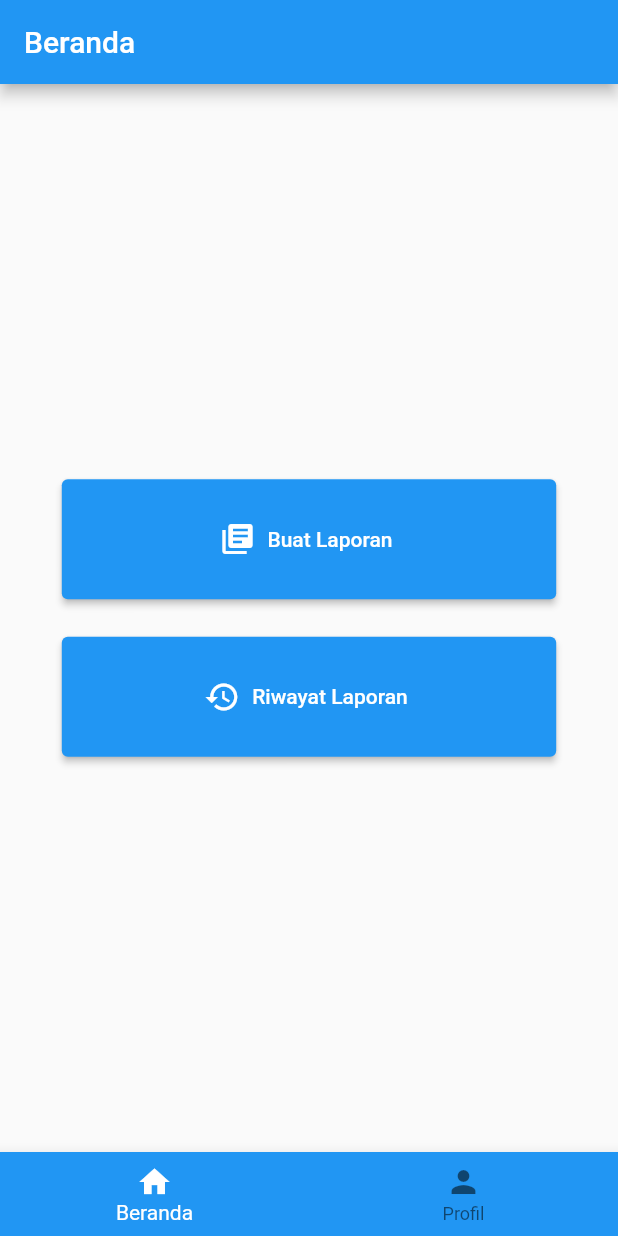
After one commit to AzMy27/frontend-test, a Flutter app: the screen it shows after launch, on a phone screen of 412 x 824 dp. The commit adds this screen. Run offline on Flutter 3.47's test engine with Material 3 defaults, Android fonts, the phone set to English and light mode, and no system bars; our stand-ins replace image_picker, velocity_x.

Commit message:
menambah navigasi

```diff
--- a/lib/config/config.dart
+++ b/lib/config/config.dart
@@ -1,3 +1,3 @@
-final url = 'http://192.168.0.9:3000/';
+final url = 'http://192.168.0.9:9000/';
 final addReport = url + 'reports';
-final testReport = 'http://10.0.2.2:3000/reports';
+// final testReport = 'http://10.0.2.2:3000/reports';
--- a/lib/main.dart
+++ b/lib/main.dart
@@ -1,4 +1,4 @@
-import 'package:android_fe/screen/report_page.dart';
+import 'package:android_fe/routers.dart';
 import 'package:flutter/material.dart';
 
 void main() {
@@ -14,10 +14,18 @@ class MyApp extends StatelessWidget {
       title: 'Flutter Demo',
       debugShowCheckedModeBanner: false,
       theme: ThemeData(
-        colorScheme: ColorScheme.fromSeed(seedColor: Colors.deepPurple),
-        useMaterial3: true,
+        colorScheme: ColorScheme.fromSeed(
+          seedColor: Colors.blue,
+          primary: Colors.blue,
+        ),
+        appBarTheme: AppBarTheme(
+          backgroundColor: Colors.blue,
+          foregroundColor: Colors.white,
+        ),
+        useMaterial3: false,
       ),
-      home: const ReportPage(),
+      // home: const ReportPage(),
+      home: const RoutersPage(),
     );
   }
 }
--- /dev/null
+++ b/lib/page/home_page.dart
@@ -0,0 +1,62 @@
+import 'package:android_fe/page/history_page.dart';
+import 'package:android_fe/screen/report_page.dart';
+import 'package:flutter/material.dart';
+import 'package:velocity_x/velocity_x.dart';
+
+class HomePage extends StatefulWidget {
+  const HomePage({super.key});
+
+  @override
+  State<HomePage> createState() => _HomePageState();
+}
+
+class _HomePageState extends State<HomePage> {
+  @override
+  Widget build(BuildContext context) {
+    return SafeArea(
+      child: Scaffold(
+        appBar: AppBar(
+          title: const Text('Beranda'),
+        ),
+        body: Container(
+          width: MediaQuery.of(context).size.width,
+          height: MediaQuery.of(context).size.height,
+          child: Center(
+            child: SingleChildScrollView(
+              child: Column(
+                mainAxisAlignment: MainAxisAlignment.center,
+                children: <Widget>[
+                  SizedBox(
+                    width: MediaQuery.of(context).size.width * 0.8,
+                    height: 80,
+                    child: ElevatedButton.icon(
+                      onPressed: () {
+                        Navigator.push(context, MaterialPageRoute(builder: (context) => const ReportPage()));
+                      },
+                      icon: const Icon(Icons.library_books),
+                      label: const Text('Buat Laporan'),
+                    ),
+                  ),
+                  SizedBox(
+                    height: 25,
+                  ),
+                  SizedBox(
+                    width: MediaQuery.of(context).size.width * 0.8,
+                    height: 80,
+                    child: ElevatedButton.icon(
+                      onPressed: () {
+                        Navigator.push(context, MaterialPageRoute(builder: (context) => const HistoryPage()));
+                      },
+                      icon: const Icon(Icons.history),
+                      label: const Text('Riwayat Laporan'),
+                    ),
+                  ),
+                ],
+              ),
+            ),
+          ),
+        ),
+      ),
+    );
+  }
+}
--- /dev/null
+++ b/lib/routers.dart
@@ -0,0 +1,45 @@
+import 'package:android_fe/page/Profile_page.dart';
+import 'package:android_fe/page/home_page.dart';
+import 'package:flutter/material.dart';
+
+class RoutersPage extends StatefulWidget {
+  const RoutersPage({super.key});
+
+  @override
+  State<RoutersPage> createState() => _RoutersPageState();
+}
+
+class _RoutersPageState extends State<RoutersPage> {
+  final _routers = [
+    const HomePage(),
+    const ProfilePage(),
+  ];
+  int _selectIndex = 0;
+  @override
+  Widget build(BuildContext context) {
+    return Scaffold(
+      bottomNavigationBar: BottomNavigationBar(
+        items: const <BottomNavigationBarItem>[
+          BottomNavigationBarItem(
+            icon: Icon(Icons.home),
+            label: 'Beranda',
+          ),
+          BottomNavigationBarItem(
+            icon: Icon(Icons.person),
+            label: 'Profil',
+          ),
+        ],
+        currentIndex: _selectIndex,
+        type: BottomNavigationBarType.fixed,
+        backgroundColor: Colors.blue,
+        fixedColor: Colors.white,
+        onTap: (index) {
+          setState(() {
+            _selectIndex = index;
+          });
+        },
+      ),
+      body: _routers.elementAt(_selectIndex),
+    );
+  }
+}
```
Also changed, not shown: lib/page/history_page.dart (added, +17 -0 lines), lib/page/profile_page.dart (added, +34 -0 lines), lib/screen/report_page.dart (+6 -2 lines).
